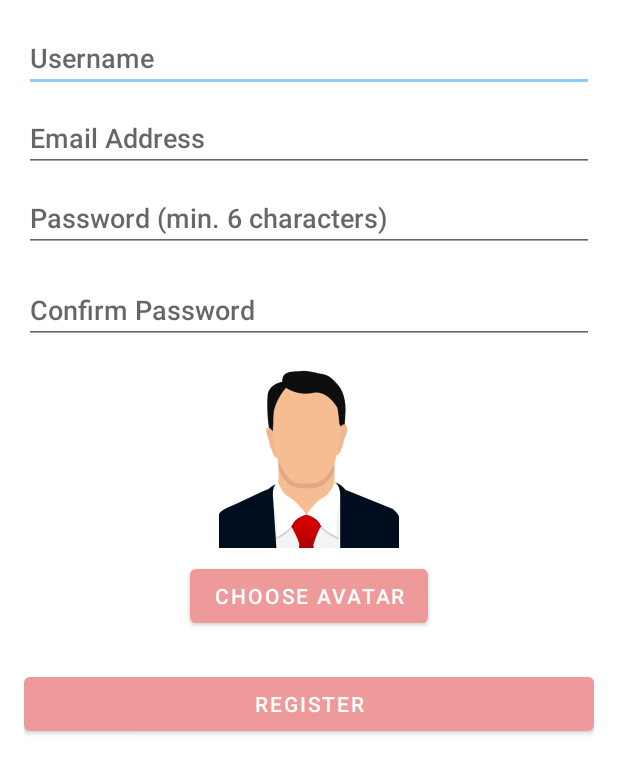
After one commit to bteodora/e2-ma-tim04-2025, an Android app: the fragment fragment_register shown on its own in the app's theme, on a phone screen of 412 x 824 dp. The commit adds this screen. Shown: the top 774 px of the screen. Run offline under Robolectric (Android 15) with nearby library versions, the phone set to English and light mode, and no system bars; our stand-ins replace Firebase (no records; nobody signed in at launch, a user with empty details on screens opened directly).

Commit message:
feat: implemented simple registration

```diff
--- a/app/build.gradle
+++ b/app/build.gradle
@@ -55,5 +55,5 @@ dependencies {
     testImplementation 'junit:junit:4.13.2'
     androidTestImplementation 'androidx.test.ext:junit:1.1.5'
     androidTestImplementation 'androidx.test.espresso:espresso-core:3.5.1'
-
+    implementation 'com.google.firebase:firebase-auth'
 }
--- a/app/src/main/java/com/example/rpgapp/activities/HomeActivity.java
+++ b/app/src/main/java/com/example/rpgapp/activities/HomeActivity.java
@@ -179,7 +179,7 @@ public class HomeActivity extends AppCompatActivity implements SharedPreferences
         // konfiguracijom akcione trake i navigacije.
         // Svaki ID menija prosleđuje se kao skup ID-ova jer svaki meni treba smatrati odredištima najvišeg nivoa.
         mAppBarConfiguration = new AppBarConfiguration
-                .Builder(R.id.nav_products, R.id.nav_new, R.id.nav_profile, R.id.nav_logout, R.id.nav_settings, R.id.nav_language)
+                .Builder(R.id.nav_products, R.id.nav_new, R.id.nav_profile, R.id.nav_logout, R.id.nav_settings, R.id.nav_language, R.id.nav_register)
                 .setOpenableLayout(drawer)
                 .build();
         // Ova linija koda postavlja navigationView da radi zajedno sa NavController-om.
--- /dev/null
+++ b/app/src/main/java/com/example/rpgapp/fragments/registration/AuthViewModel.java
@@ -0,0 +1,25 @@
+package com.example.rpgapp.fragments.registration;
+
+import androidx.lifecycle.LiveData;
+import androidx.lifecycle.ViewModel;
+import com.example.rpgapp.database.AuthRepository;
+
+public class AuthViewModel extends ViewModel {
+    private AuthRepository authRepository;
+
+    public AuthViewModel() {
+        authRepository = new AuthRepository();
+    }
+
+    public void register(String email, String password, String username, String avatarId) {
+        authRepository.registerUser(email, password, username, avatarId);
+    }
+
+    public LiveData<Boolean> getRegistrationSuccess() {
+        return authRepository.registrationSuccess;
+    }
+
+    public LiveData<String> getErrorMessage() {
+        return authRepository.errorMessage;
+    }
+}
--- /dev/null
+++ b/app/src/main/java/com/example/rpgapp/fragments/registration/fragment_register.java
@@ -0,0 +1,157 @@
+package com.example.rpgapp.fragments.registration;
+
+import android.os.Bundle;
+
+import androidx.annotation.NonNull;
+import androidx.annotation.Nullable;
+import androidx.fragment.app.Fragment;
+import androidx.lifecycle.ViewModelProvider;
+
+import android.util.Log;
+import android.view.LayoutInflater;
+import android.view.View;
+import android.view.ViewGroup;
+import android.widget.Button;
+import android.widget.EditText;
+import android.widget.ImageView;
+import android.widget.Toast;
+
+import com.example.rpgapp.R;
+
+/**
+ * A simple {@link Fragment} subclass.
+ * Use the {@link fragment_register#newInstance} factory method to
+ * create an instance of this fragment.
+ */
+public class fragment_register extends Fragment {
+
+    private EditText editTextUsername;
+    private EditText editTextEmail;
+    private EditText editTextPassword;
+    private ImageView imageViewAvatar;
+    private Button buttonChooseAvatar;
+    private Button buttonRegister;
+
+    private EditText editTextPasswordConfirm;
+
+    // TODO: Rename parameter arguments, choose names that match
+    // the fragment initialization parameters, e.g. ARG_ITEM_NUMBER
+    private static final String ARG_PARAM1 = "param1";
+    private static final String ARG_PARAM2 = "param2";
+
+    // TODO: Rename and change types of parameters
+    private String mParam1;
+    private String mParam2;
+
+    private AuthViewModel authViewModel;
+    private String selectedAvatarId = "default_avatar";
+
+    public fragment_register() {
+        // Required empty public constructor
+    }
+
+    // TODO: Rename and change types and number of parameters
+    public static fragment_register newInstance(String param1, String param2) {
+        fragment_register fragment = new fragment_register();
+        Bundle args = new Bundle();
+        args.putString(ARG_PARAM1, param1);
+        args.putString(ARG_PARAM2, param2);
+        fragment.setArguments(args);
+        return fragment;
+    }
+
+    @Override
+    public void onCreate(Bundle savedInstanceState) {
+        super.onCreate(savedInstanceState);
+        if (getArguments() != null) {
+            mParam1 = getArguments().getString(ARG_PARAM1);
+            mParam2 = getArguments().getString(ARG_PARAM2);
+        }
+    }
+
+    @Override
+    public View onCreateView(LayoutInflater inflater, ViewGroup container,
+                             Bundle savedInstanceState) {
+        // Inflate the layout for this fragment
+        return inflater.inflate(R.layout.fragment_register, container, false);
+    }
+
+    @Override
+    public void onViewCreated(@NonNull View view, @Nullable Bundle savedInstanceState) {
+        super.onViewCreated(view, savedInstanceState);
+        authViewModel = new ViewModelProvider(this).get(AuthViewModel.class);
+
+        editTextUsername = view.findViewById(R.id.editTextUsername);
+        editTextEmail = view.findViewById(R.id.editTextEmail);
+        editTextPassword = view.findViewById(R.id.editTextPassword);
+        imageViewAvatar = view.findViewById(R.id.imageViewAvatar);
+        buttonChooseAvatar = view.findViewById(R.id.buttonChooseAvatar);
+        buttonRegister = view.findViewById(R.id.buttonRegister);
+        editTextPasswordConfirm = view.findViewById(R.id.editTextPasswordConfirm);
+
+        // Sada postavljamo "osluškivače" za klikove
+        buttonRegister.setOnClickListener(v -> {
+            // Logika za registraciju će ići ovde KASNIJE
+            Log.d("RegisterFragment", "Dugme za registraciju kliknuto!");
+            Toast.makeText(getContext(), "Registracija kliknuta!", Toast.LENGTH_SHORT).show();
+        });
+
+        observeViewModel();
+
+        buttonRegister.setOnClickListener(v -> {
+            // Sada klik na dugme pokreće pravu logiku
+            handleRegistration();
+        });
+
+        buttonChooseAvatar.setOnClickListener(v -> {
+            // Logika za biranje avatara će ići ovde KASNIJE
+            Log.d("RegisterFragment", "Dugme za biranje avatara kliknuto!");
+            Toast.makeText(getContext(), "Biram avatara!", Toast.LENGTH_SHORT).show();
+        });
+    }
+
+    private void observeViewModel() {
+        authViewModel.getRegistrationSuccess().observe(getViewLifecycleOwner(), success -> {
+            if (success) {
+                Toast.makeText(getContext(), "Registracija uspešna! Proverite email za verifikaciju.", Toast.LENGTH_LONG).show();
+                // TODO: Vrati korisnika na ekran za logovanje
+            }
+        });
+
+        authViewModel.getErrorMessage().observe(getViewLifecycleOwner(), error -> {
+            if (error != null) {
+                Toast.makeText(getContext(), "Greška: " + error, Toast.LENGTH_LONG).show();
+            }
+        });
+    }
+
+    private void handleRegistration() {
+        String username = editTextUsername.getText().toString().trim();
+        String email = editTextEmail.getText().toString().trim();
+        String password = editTextPassword.getText().toString().trim();
+        String passwordConfirm = editTextPasswordConfirm.getText().toString().trim();
+
+        if (username.isEmpty() || email.isEmpty() || password.isEmpty() || passwordConfirm.isEmpty()) {
+            Toast.makeText(getContext(), "All fields are required!", Toast.LENGTH_SHORT).show();
+            return;
+        }
+
+        if (password.length() < 6) {
+            Toast.makeText(getContext(), "Password must be at least 6 characters long!", Toast.LENGTH_SHORT).show();
+            return;
+        }
+
+        if (!password.equals(passwordConfirm)) {
+            Toast.makeText(getContext(), "Passwords do not match!", Toast.LENGTH_SHORT).show();
+            return;
+        }
+
+        // TODO: Dodaj bolju validaciju (da li je email validan, da li lozinka ima 6 karaktera, itd.)
+        if (username.isEmpty() || email.isEmpty() || password.isEmpty()) {
+            Toast.makeText(getContext(), "Sva polja su obavezna!", Toast.LENGTH_SHORT).show();
+            return;
+        }
+
+        authViewModel.register(email, password, username, selectedAvatarId);
+    }
+}
--- /dev/null
+++ b/app/src/main/res/layout/fragment_register.xml
@@ -0,0 +1,65 @@
+<?xml version="1.0" encoding="utf-8"?>
+<!-- 1. PROMENA: Koristimo LinearLayout -->
+<LinearLayout
+    xmlns:android="http://schemas.android.com/apk/res/android"
+    xmlns:tools="http://schemas.android.com/tools"
+    android:layout_width="match_parent"
+    android:layout_height="match_parent"
+    android:orientation="vertical"
+    android:gravity="center_horizontal"
+    android:padding="16dp"
+    tools:context=".fragments.registration.fragment_register">
+
+    <!-- Polje za korisničko ime -->
+    <EditText
+        android:id="@+id/editTextUsername"
+        android:layout_width="match_parent"
+        android:layout_height="wrap_content"
+        android:layout_marginBottom="8dp"
+        android:hint="Username" />
+
+    <EditText
+        android:id="@+id/editTextEmail"
+        android:layout_width="match_parent"
+        android:layout_height="wrap_content"
+        android:layout_marginBottom="8dp"
+        android:hint="Email Address"
+        android:inputType="textEmailAddress" />
+
+    <EditText
+        android:id="@+id/editTextPassword"
+        android:layout_width="match_parent"
+        android:layout_height="wrap_content"
+        android:layout_marginBottom="16dp"
+        android:hint="Password (min. 6 characters)"
+        android:inputType="textPassword" />
+
+    <EditText
+        android:id="@+id/editTextPasswordConfirm"
+        android:layout_width="match_parent"
+        android:layout_height="wrap_content"
+        android:layout_marginBottom="16dp"
+        android:hint="Confirm Password"
+        android:inputType="textPassword" />
+
+    <ImageView
+        android:id="@+id/imageViewAvatar"
+        android:layout_width="120dp"
+        android:layout_height="120dp"
+        android:layout_marginBottom="8dp"
+        android:src="@drawable/default_avatar" /> <!-- Ne zaboravi da dodaš ovu sliku -->
+
+    <Button
+        android:id="@+id/buttonChooseAvatar"
+        android:layout_width="wrap_content"
+        android:layout_height="wrap_content"
+        android:layout_marginBottom="24dp"
+        android:text="Choose Avatar" />
+
+    <Button
+        android:id="@+id/buttonRegister"
+        android:layout_width="match_parent"
+        android:layout_height="wrap_content"
+        android:text="Register" />
+
+</LinearLayout>
--- a/app/src/main/res/menu/nav_menu.xml
+++ b/app/src/main/res/menu/nav_menu.xml
@@ -23,5 +23,9 @@
             android:title="@string/logout"
             android:icon="@drawable/ic_logout"
             android:orderInCategory="300" />
+        <item
+            android:id="@+id/nav_register"
+            android:icon="@drawable/ic_face"
+            android:title="Register - Teodora" />
     </group>
 </menu>
--- a/app/src/main/res/navigation/base_navigation.xml
+++ b/app/src/main/res/navigation/base_navigation.xml
@@ -58,5 +58,11 @@
         app:popUpToInclusive="true"
         />
 
+    <fragment
+        android:id="@+id/nav_register"
+        android:name="com.example.rpgapp.fragments.registration.fragment_register"
+        android:label="Register"
+        tools:layout="@layout/fragment_register" />
+
 
 </navigation>
--- a/app/src/main/res/xml/preferences.xml
+++ b/app/src/main/res/xml/preferences.xml
@@ -8,7 +8,7 @@
         android:key="sync_settings">
         <!-- CheckBox element u podesavanjima -->
         <CheckBoxPreference
-            android:defaultValue="false"
+            android:defaultValue="true"
             android:key="@string/pref_sync"
             android:summary="@string/pref_sync_summ"
             android:title="@string/pref_sync_title" />
```
Also changed, not shown: app/src/main/java/com/example/rpgapp/database/AuthRepository.java (added, +49 -0 lines), app/src/main/java/com/example/rpgapp/database/ProductRepository.java (+56 -17 lines), app/src/main/java/com/example/rpgapp/model/User.java (added, +110 -0 lines), app/src/main/java/com/example/rpgapp/services/SyncService.java (+23 -15 lines), app/src/main/res/drawable/default_avatar.png (added).
